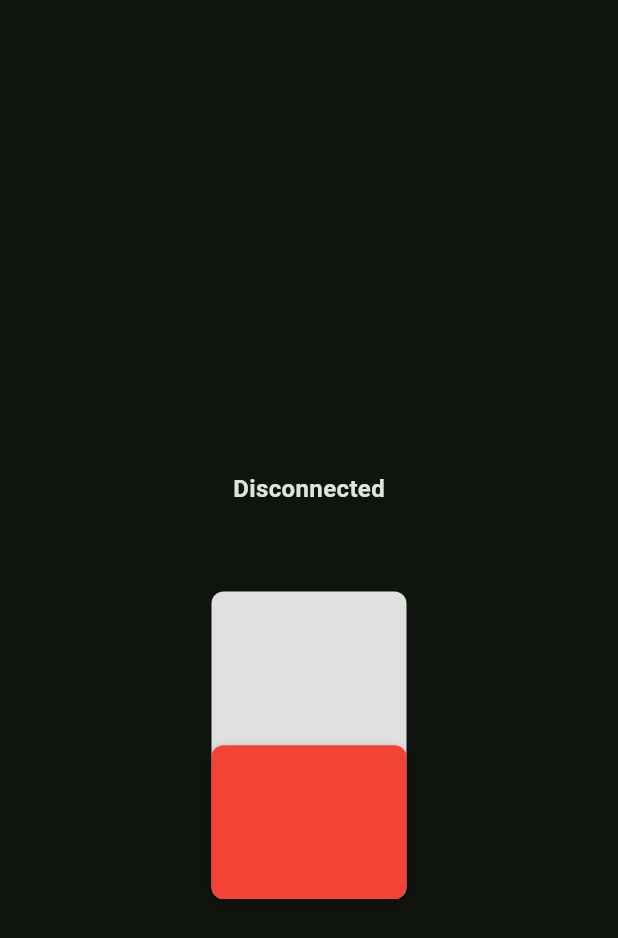
After one commit to MGD2003D/VPN_app_frontend, a Flutter app: the UserHome screen opened directly, on a phone screen of 412 x 824 dp. The commit adds this screen. Shown: the top 938 px of the screen. Run offline on Flutter 3.47's test engine with Material 3 defaults, Android fonts, the phone set to English and light mode, and no system bars; our stand-ins replace google_fonts; missing offline and left inert: flutter_v2ray.

Commit message:
[add]: simple connection screen

```diff
--- a/lib/main.dart
+++ b/lib/main.dart
@@ -1,5 +1,7 @@
 import 'package:flutter/material.dart';
 import 'package:vpn/views/pages/widget_tree.dart';
+import 'package:vpn/views/pages/home_page.dart';
+import 'package:vpn/views/pages/user_home.dart';
 
 void main() {
   runApp(const MyApp());
@@ -26,6 +28,7 @@ class _MyAppState extends State<MyApp> {
       ),
       debugShowCheckedModeBanner: false,
       home: WidgetTree(),
+      // home: UserHome(),
     );
   }
 }
--- /dev/null
+++ b/lib/views/pages/user_home.dart
@@ -0,0 +1,165 @@
+import 'package:flutter/material.dart';
+import 'package:flutter_v2ray/flutter_v2ray.dart';
+
+class UserHome extends StatefulWidget {
+  const UserHome({Key? key}) : super(key: key);
+
+  @override
+  _UserHomeState createState() => _UserHomeState();
+}
+
+class _UserHomeState extends State<UserHome> {
+
+  static const double _trackWidth = 130;
+  static const double _trackHeight = 205;
+  late final double _thumbHeight;
+
+  late double _thumbPosition;
+
+  late final FlutterV2ray _flutterV2ray;
+  bool _isConnected = false;
+  String _statusText = 'Disconnected';
+  String? _remark;
+  int? _serverDelay;
+  final String _v2rayLink = 'vless://183b8685-5033-4a32-9764-07f296be45d4@185.184.121.48:443?type=tcp&security=reality&pbk=OTaHp-w6pfI6LSU30DKJp00o2L0VVDpiDkYVa_EVcDs&fp=chrome&sni=nowmeow.pw&sid=7c1a8b90ee&spx=%2F&flow=xtls-rprx-vision#omdbmo';
+  @override
+  void initState() {
+    super.initState();
+    _thumbHeight = _trackHeight / 2;
+    _thumbPosition = _trackHeight - _thumbHeight;
+
+    _flutterV2ray = FlutterV2ray(onStatusChanged: _onStatusChanged);
+    _initializeV2Ray();
+  }
+
+  Future<void> _initializeV2Ray() async {
+    await _flutterV2ray.initializeV2Ray();
+  }
+
+  void _onStatusChanged(V2RayStatus status) {
+    setState(() {
+      _statusText = status.toString();
+    });
+  }
+
+  Future<void> _toggleConnection(bool connect) async {
+    setState(() {
+      _isConnected = connect;
+    });
+
+    if (connect) {
+      V2RayURL parser = FlutterV2ray.parseFromURL(_v2rayLink);
+      _remark = parser.remark;
+      final config = parser.getFullConfiguration();
+      bool granted = await _flutterV2ray.requestPermission();
+      if (granted) {
+        await _flutterV2ray.startV2Ray(
+          remark: _remark!,
+          config: config,
+          blockedApps: null,
+          bypassSubnets: null,
+          proxyOnly: false,
+        );
+        final delay = await _flutterV2ray.getServerDelay(config: config);
+        setState(() {
+          _serverDelay = delay;
+        });
+      } else {
+        setState(() {
+          _isConnected = false;
+        });
+      }
+    } else {
+      await _flutterV2ray.stopV2Ray();
+      setState(() {
+        _serverDelay = null;
+        _remark = null;
+      });
+    }
+  }
+
+  void _snapThumb() {
+    final midpoint = (_trackHeight - _thumbHeight) / 2;
+    final connect = _thumbPosition <= midpoint;
+    setState(() {
+      _thumbPosition = connect ? 0 : (_trackHeight - _thumbHeight);
+    });
+    _toggleConnection(connect);
+  }
+
+  @override
+  Widget build(BuildContext context) {
+    final screenHeight = MediaQuery.of(context).size.height;
+    final screenWidth = MediaQuery.of(context).size.width;
+    final topOffset = screenHeight * 458 / 957;
+
+    return Scaffold(
+      body: Stack(
+        children: [
+          Positioned(
+            top: topOffset - 80,
+            left: (screenWidth - 200) / 2,
+            width: 200,
+            child: Column(
+              children: [
+                Text(
+                  _isConnected ? 'Connected: $_remark' : 'Disconnected',
+                  style: const TextStyle(fontSize: 16, fontWeight: FontWeight.bold),
+                ),
+                if (_serverDelay != null)
+                  Text('Delay: ${_serverDelay}ms'),
+              ],
+            ),
+          ),
+          Positioned(
+            top: topOffset,
+            left: (screenWidth - _trackWidth) / 2,
+            width: _trackWidth,
+            height: _trackHeight,
+            child: GestureDetector(
+              onVerticalDragUpdate: (details) {
+                setState(() {
+                  _thumbPosition = (_thumbPosition + details.delta.dy)
+                      .clamp(0.0, _trackHeight - _thumbHeight);
+                });
+              },
+              onVerticalDragEnd: (_) => _snapThumb(),
+              child: Stack(
+                children: [
+                  Container(
+                    width: _trackWidth,
+                    height: _trackHeight,
+                    decoration: BoxDecoration(
+                      color: Colors.grey.shade300,
+                      borderRadius: BorderRadius.circular(8),
+                    ),
+                  ),
+                  AnimatedPositioned(
+                    duration: const Duration(milliseconds: 200),
+                    curve: Curves.easeOut,
+                    top: _thumbPosition,
+                    width: _trackWidth,
+                    height: _thumbHeight,
+                    child: Container(
+                      decoration: BoxDecoration(
+                        color: _isConnected ? Colors.green : Colors.red,
+                        borderRadius: BorderRadius.circular(8),
+                        boxShadow: const [
+                          BoxShadow(
+                            color: Colors.black26,
+                            blurRadius: 4,
+                            offset: Offset(0, 2),
+                          ),
+                        ],
+                      ),
+                    ),
+                  ),
+                ],
+              ),
+            ),
+          ),
+        ],
+      ),
+    );
+  }
+}
--- a/pubspec.yaml
+++ b/pubspec.yaml
@@ -36,6 +36,8 @@ dependencies:
   cupertino_icons: ^1.0.8
   google_fonts: ^6.2.0
   http: ^1.4.0
+  flutter_v2ray: ^1.0.10
+  flutter_switch: ^0.3.2
 
 dev_dependencies:
   flutter_test:
```
Also changed, not shown: pubspec.lock.
